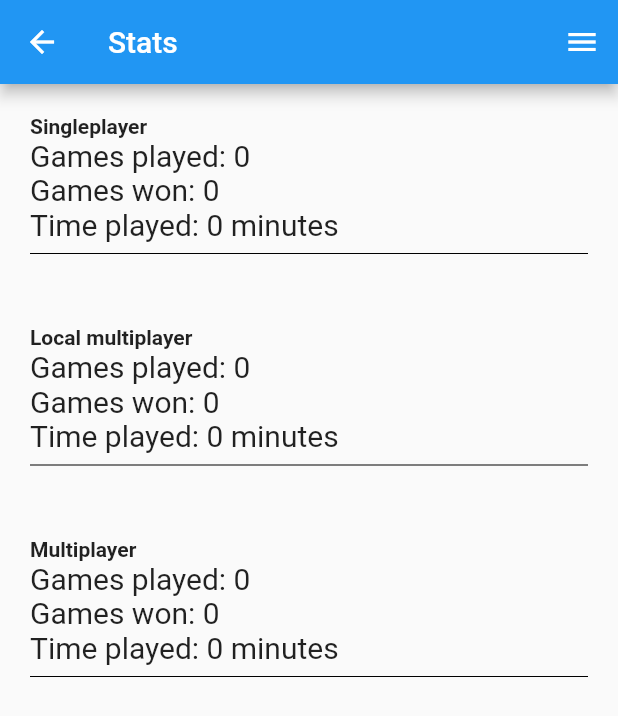
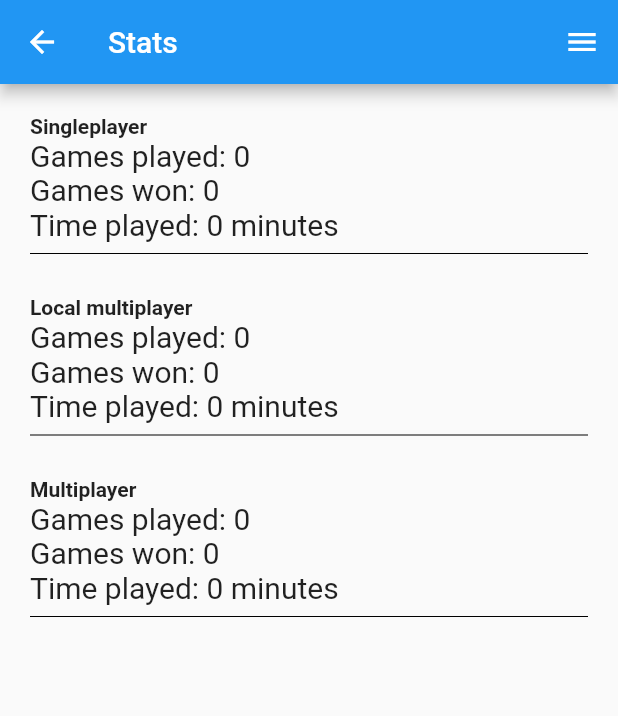
Before and after one commit to emberal/tic_tac_toe_upgraded, a Flutter app: the screen it shows after launch, after a tap on "Stats", on a phone screen of 412 x 824 dp. Shown: the top 716 px of the screen. Run offline on Flutter 3.47's test engine with Material 2 defaults, Android fonts, the phone set to English and light mode, and no system bars; our stand-ins replace package_info_plus, settings_ui, shared_preferences; missing offline and left inert: flex_color_picker.

Commit message:
Small ui changes and constants

```diff
--- a/lib/game/game_utils.dart
+++ b/lib/game/game_utils.dart
@@ -4,7 +4,7 @@ import 'package:tic_tac_toe_upgraded/objects/square_object.dart';
 import '../objects/player.dart';
 
 abstract class GameUtils {
-  static const boardLength = 9, numberOfValues = 5;
+  static const Board_SIZE = 9, NUMBER_OF_VALUES = 5, ROTATION_ANIMATION = 250;
 
   /// Checks if a [Player] has three in a row, or both [Player]'s have used all moves
   static bool isComplete(List<SquareObject> board, List<bool> player1Values,
--- a/lib/game/local_multiplayer_game.dart
+++ b/lib/game/local_multiplayer_game.dart
@@ -27,7 +27,7 @@ class _LocalMultiplayerGameState extends State<LocalMultiplayerGame>
     implements Game {
   @override
   List<SquareObject> board = List.generate(
-      GameUtils.boardLength, (index) => SquareObject(index: index));
+      GameUtils.Board_SIZE, (index) => SquareObject(index: index));
 
   late Player _playerOne, _playerTwo;
   final _time = Stopwatch();
--- a/lib/game/singleplayer_game.dart
+++ b/lib/game/singleplayer_game.dart
@@ -24,7 +24,7 @@ class _SinglePlayerGamePageState extends State<SinglePlayerGamePage>
     implements Game {
   @override
   List<SquareObject> board =
-      List.generate(GameUtils.boardLength, (index) => SquareObject(index: index));
+      List.generate(GameUtils.Board_SIZE, (index) => SquareObject(index: index));
 
   late Player _player;
   late PlayerAI _playerAI;
--- a/lib/objects/player.dart
+++ b/lib/objects/player.dart
@@ -17,7 +17,7 @@ class Player {
   bool isTurn;
 
   /// A [List] describing which values have been used, if 'true', the value is already used
-  final List<bool> usedValues = List.filled(GameUtils.numberOfValues, false);
+  final List<bool> usedValues = List.filled(GameUtils.NUMBER_OF_VALUES, false);
 
   @override
   String toString() => "$name";
--- a/lib/objects/theme.dart
+++ b/lib/objects/theme.dart
@@ -28,24 +28,16 @@ abstract class MyTheme {
   }
 
   // TODO see which ones are usable
-  static ColorWrapper appBarColorsLight = ColorWrapper(Colors.blue),
-      appBarColorsDark = ColorWrapper(const Color(0xff121212)),
-      primaryColorsLight =
+  static ColorWrapper primaryColorsLight =
           ColorWrapper(Colors.blue, id: ThemeId.primaryColor.light!),
       primaryColorsDark =
           ColorWrapper(Colors.blue, id: ThemeId.primaryColor.dark!),
-      backgroundLight = ColorWrapper(Colors.white),
-      backgroundDark = ColorWrapper(const Color(0xff121212)),
       player1Color = ColorWrapper(Colors.blue, id: ThemeId.player1.both!),
       player2Color = ColorWrapper(Colors.red, id: ThemeId.player2.both!);
 
   static List<ColorWrapper> colors = [
-    appBarColorsLight,
-    appBarColorsDark,
     primaryColorsLight,
     primaryColorsDark,
-    backgroundLight,
-    backgroundDark,
     player1Color,
     player2Color
   ];
--- a/lib/stats.dart
+++ b/lib/stats.dart
@@ -62,8 +62,9 @@ class _StatsPageState extends State<StatsPage> {
   Widget build(BuildContext context) {
     return Layout(
       title: "Stats",
-      body: SizedBox(
+      body: Container(
         width: double.infinity,
+        margin: const EdgeInsets.fromLTRB(0, 10, 0, 0),
         child: Column(
           crossAxisAlignment: CrossAxisAlignment.start,
           children: [
@@ -107,7 +108,7 @@ class _Section extends StatelessWidget {
   @override
   Widget build(BuildContext context) {
     return Container(
-      margin: const EdgeInsets.all(20),
+      margin: const EdgeInsets.symmetric(vertical: 10, horizontal: 20),
       child: Column(
         children: [
           Container(
--- a/lib/widgets/board.dart
+++ b/lib/widgets/board.dart
@@ -1,6 +1,7 @@
 import 'dart:math' show pi;
 
 import 'package:flutter/material.dart';
+import 'package:tic_tac_toe_upgraded/game/game_utils.dart';
 
 import '../objects/square_object.dart';
 import '../objects/player.dart';
@@ -77,7 +78,8 @@ class __SquareState extends State<_Square> with SingleTickerProviderStateMixin {
   void initState() {
     super.initState();
     _controller = AnimationController(
-        vsync: this, duration: const Duration(milliseconds: 250));
+        vsync: this,
+        duration: const Duration(milliseconds: GameUtils.ROTATION_ANIMATION));
     _animation = Tween(begin: 0.0, end: pi).animate(_controller)
       ..addListener(() => setState(() => _animation.value));
   }
--- a/lib/widgets/select_buttons.dart
+++ b/lib/widgets/select_buttons.dart
@@ -2,6 +2,7 @@ import 'dart:math' show pi;
 
 import 'package:flutter/material.dart';
 import 'package:collection/collection.dart';
+import 'package:tic_tac_toe_upgraded/game/game_utils.dart';
 import 'package:tic_tac_toe_upgraded/objects/player_ai.dart';
 import 'package:tic_tac_toe_upgraded/objects/theme.dart';
 
@@ -91,7 +92,8 @@ class __ButtonState extends State<_Button> with SingleTickerProviderStateMixin {
   void initState() {
     super.initState();
     _controller = AnimationController(
-        vsync: this, duration: const Duration(milliseconds: 250));
+        vsync: this,
+        duration: const Duration(milliseconds: GameUtils.ROTATION_ANIMATION));
     _animation = Tween(begin: 0.0, end: pi).animate(_controller)
       ..addListener(() => setState(() => _animation.value));
   }
```
